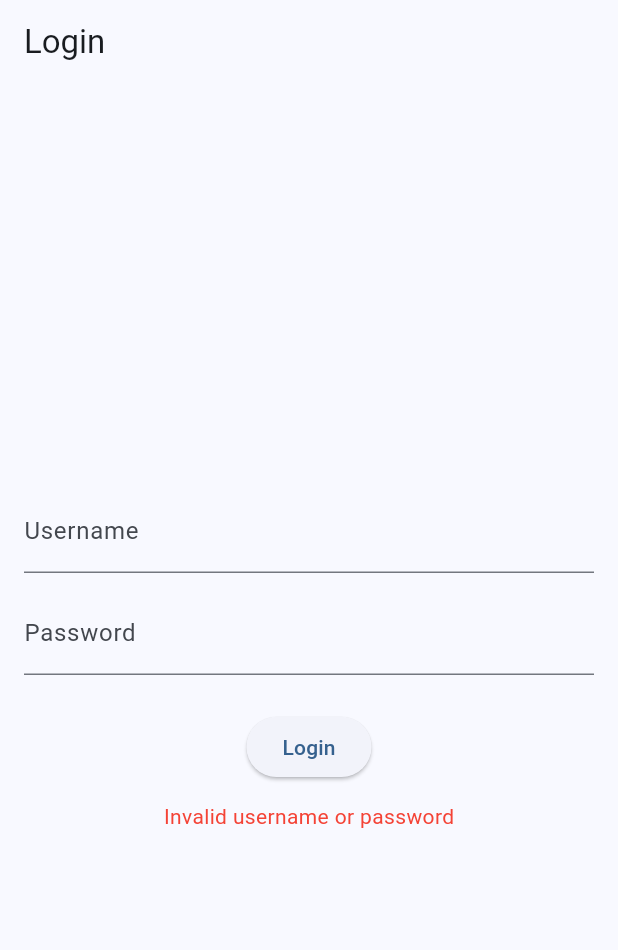
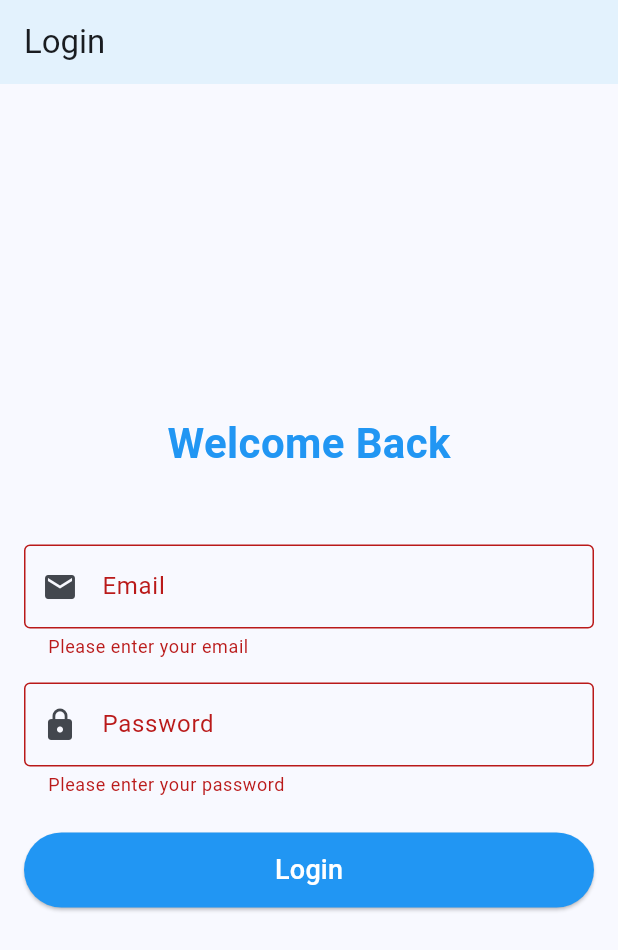
Before and after one commit to Aaron-53/patient_notify-app, a Flutter app: the screen it shows after launch, after a tap on "Login", on a phone screen of 412 x 824 dp. Shown: the top 950 px of the screen. Run offline on Flutter 3.47's test engine with Material 3 defaults, Android fonts, the phone set to English and light mode, and no system bars; our stand-ins replace dio, flutter_bloc, flutter_secure_storage, go_router; network calls fail.

Commit message:
added auth

```diff
--- /dev/null
+++ b/lib/bloc/auth/auth_bloc.dart
@@ -0,0 +1,87 @@
+import 'package:flutter_bloc/flutter_bloc.dart';
+import '../../services/auth_service.dart';
+import '../../models/auth_models.dart';
+import 'auth_event.dart';
+import 'auth_state.dart';
+
+class AuthBloc extends Bloc<AuthEvent, AuthState> {
+  final AuthService _authService;
+
+  AuthBloc({required AuthService authService})
+    : _authService = authService,
+      super(AuthInitial()) {
+    on<AuthStarted>(_onAuthTokenVerificationRequested);
+    on<AuthLoginRequested>(_onAuthLoginRequested);
+    on<AuthSignupRequested>(_onAuthSignupRequested);
+    on<AuthLogoutRequested>(_onAuthLogoutRequested);
+    on<AuthTokenVerificationRequested>(_onAuthTokenVerificationRequested);
+  }
+
+
+  Future<void> _onAuthLoginRequested(
+    AuthLoginRequested event,
+    Emitter<AuthState> emit,
+  ) async {
+    emit(AuthLoading());
+
+    try {
+      final userResponse = await _authService.login(
+        LoginRequest(email: event.email, password: event.password),
+      );
+
+      final user = User(id: userResponse.id, email: userResponse.email);
+      emit(AuthAuthenticated(user: user));
+    } catch (e) {
+      emit(AuthError(message: e.toString().replaceFirst('Exception: ', '')));
+    }
+  }
+
+  Future<void> _onAuthSignupRequested(
+    AuthSignupRequested event,
+    Emitter<AuthState> emit,
+  ) async {
+    emit(AuthLoading());
+
+    try {
+      final userResponse = await _authService.signup(
+        SignupRequest(email: event.email, password: event.password),
+      );
+
+      final user = User(id: userResponse.id, email: userResponse.email);
+      emit(AuthAuthenticated(user: user));
+    } catch (e) {
+      emit(AuthError(message: e.toString().replaceFirst('Exception: ', '')));
+    }
+  }
+
+  Future<void> _onAuthLogoutRequested(
+    AuthLogoutRequested event,
+    Emitter<AuthState> emit,
+  ) async {
+    await _authService.logout();
+    emit(AuthUnauthenticated());
+  }
+
+  Future<void> _onAuthTokenVerificationRequested(
+    AuthTokenVerification event,
+    Emitter<AuthState> emit,
+  ) async {
+    emit(AuthLoading());
+
+    try {
+      final isTokenValid = await _authService.verifyToken();
+      if (isTokenValid) {
+        final user = await _authService.getCurrentUser();
+        if (user != null) {
+          emit(AuthAuthenticated(user: user));
+        } else {
+          emit(AuthUnauthenticated());
+        }
+      } else {
+        emit(AuthUnauthenticated());
+      }
+    } catch (e) {
+      emit(AuthUnauthenticated());
+    }
+  }
+}
--- /dev/null
+++ b/lib/bloc/auth/auth_event.dart
@@ -0,0 +1,23 @@
+sealed class AuthEvent {}
+
+class AuthTokenVerification extends AuthEvent {}
+
+class AuthStarted extends AuthTokenVerification {}
+
+class AuthLoginRequested extends AuthEvent {
+  final String email;
+  final String password;
+
+  AuthLoginRequested({required this.email, required this.password});
+}
+
+class AuthSignupRequested extends AuthEvent {
+  final String email;
+  final String password;
+
+  AuthSignupRequested({required this.email, required this.password});
+}
+
+class AuthLogoutRequested extends AuthEvent {}
+
+class AuthTokenVerificationRequested extends AuthTokenVerification {}
--- /dev/null
+++ b/lib/bloc/auth/auth_state.dart
@@ -0,0 +1,21 @@
+import '../../models/auth_models.dart';
+
+abstract class AuthState {}
+
+class AuthInitial extends AuthState {}
+
+class AuthLoading extends AuthState {}
+
+class AuthAuthenticated extends AuthState {
+  final User user;
+
+  AuthAuthenticated({required this.user});
+}
+
+class AuthUnauthenticated extends AuthState {}
+
+class AuthError extends AuthState {
+  final String message;
+
+  AuthError({required this.message});
+}
--- /dev/null
+++ b/lib/config/env.dart
@@ -0,0 +1,14 @@
+class Environment {
+  // Backend API base URL - update this to match your backend server
+  static const String baseUrl = 'http://192.168.0.102:8000';
+
+  // API endpoints
+  static const String loginEndpoint = '/auth/login';
+  static const String signupEndpoint = '/auth/signup';
+  static const String verifyTokenEndpoint = '/auth/verify';
+
+  // Storage keys
+  static const String tokenKey = 'jwt_token';
+  static const String userIdKey = 'user_id';
+  static const String userEmailKey = 'user_email';
+}
--- a/lib/main.dart
+++ b/lib/main.dart
@@ -1,6 +1,8 @@
 import 'package:flutter/material.dart';
-import 'screens/login_screen.dart';
-import 'screens/welcome_screen.dart';
+import 'package:flutter_bloc/flutter_bloc.dart';
+import 'bloc/auth/auth_bloc.dart';
+import 'services/auth_service.dart';
+import 'router/app_router.dart';
 
 void main() {
   runApp(const MyApp());
@@ -11,15 +13,21 @@ class MyApp extends StatelessWidget {
 
   @override
   Widget build(BuildContext context) {
-    return MaterialApp(
-      debugShowCheckedModeBanner: false,
-      title: 'Patient Notifications',
-      theme: ThemeData(
-        colorScheme: ColorScheme.fromSeed(seedColor: Colors.blue),
-        useMaterial3: true,
+    final authService = AuthService();
+    final authBloc = AuthBloc(authService: authService);
+    final router = AppRouter.createRouter();
+
+    return BlocProvider(
+      create: (context) => authBloc,
+      child: MaterialApp.router(
+        debugShowCheckedModeBanner: false,
+        title: 'Patient Notifications',
+        theme: ThemeData(
+          colorScheme: ColorScheme.fromSeed(seedColor: Colors.blue),
+          useMaterial3: true,
+        ),
+        routerConfig: router,
       ),
-      // Always start on the LoginScreen for now
-      home: const LoginScreen(),
     );
   }
 }
--- /dev/null
+++ b/lib/models/auth_models.dart
@@ -0,0 +1,60 @@
+class LoginRequest {
+  final String email;
+  final String password;
+
+  LoginRequest({required this.email, required this.password});
+
+  Map<String, dynamic> toJson() {
+    return {'email': email, 'password': password};
+  }
+}
+
+class SignupRequest {
+  final String email;
+  final String password;
+
+  SignupRequest({required this.email, required this.password});
+
+  Map<String, dynamic> toJson() {
+    return {'email': email, 'password': password};
+  }
+}
+
+class UserResponse {
+  final String id;
+  final String email;
+  final String accessToken;
+
+  UserResponse({
+    required this.id,
+    required this.email,
+    required this.accessToken,
+  });
+
+  factory UserResponse.fromJson(Map<String, dynamic> json) {
+    return UserResponse(
+      id: json['id'],
+      email: json['email'],
+      accessToken: json['access_token'],
+    );
+  }
+
+  Map<String, dynamic> toJson() {
+    return {'id': id, 'email': email, 'access_token': accessToken};
+  }
+}
+
+class User {
+  final String id;
+  final String email;
+
+  User({required this.id, required this.email});
+
+  factory User.fromJson(Map<String, dynamic> json) {
+    return User(id: json['id'], email: json['email']);
+  }
+
+  Map<String, dynamic> toJson() {
+    return {'id': id, 'email': email};
+  }
+}
--- /dev/null
+++ b/lib/router/app_router.dart
@@ -0,0 +1,32 @@
+import 'package:flutter_bloc/flutter_bloc.dart';
+import 'package:go_router/go_router.dart';
+import '../screens/splash_screen.dart';
+import '../screens/login_screen.dart';
+import '../screens/welcome_screen.dart';
+import '../bloc/auth/auth_bloc.dart';
+import '../bloc/auth/auth_event.dart';
+
+class AppRouter {
+  static GoRouter createRouter() {
+    return GoRouter(
+      initialLocation: '/',
+      routes: [
+        GoRoute(
+          path: '/',
+          builder: (context, state) {
+            context.read<AuthBloc>().add(AuthStarted());
+            return const SplashScreen();
+          },
+        ),
+        GoRoute(
+          path: '/login',
+          builder: (context, state) => const LoginScreen(),
+        ),
+        GoRoute(
+          path: '/welcome',
+          builder: (context, state) => const WelcomeScreen(),
+        ),
+      ],
+    );
+  }
+}
--- a/lib/screens/login_screen.dart
+++ b/lib/screens/login_screen.dart
@@ -1,5 +1,9 @@
 import 'package:flutter/material.dart';
-import 'welcome_screen.dart';
+import 'package:flutter_bloc/flutter_bloc.dart';
+import 'package:go_router/go_router.dart';
+import '../bloc/auth/auth_bloc.dart';
+import '../bloc/auth/auth_event.dart';
+import '../bloc/auth/auth_state.dart';
 
 class LoginScreen extends StatefulWidget {
   const LoginScreen({super.key});
@@ -9,71 +13,125 @@ class LoginScreen extends StatefulWidget {
 }
 
 class _LoginScreenState extends State<LoginScreen> {
-  final TextEditingController _usernameController = TextEditingController();
+  final TextEditingController _emailController = TextEditingController();
   final TextEditingController _passwordController = TextEditingController();
+  final GlobalKey<FormState> _formKey = GlobalKey<FormState>();
 
-  bool _loginFailed = false;
+  @override
+  void dispose() {
+    _emailController.dispose();
+    _passwordController.dispose();
+    super.dispose();
+  }
 
   void _attemptLogin() {
-    // Simple fake login check
-    const String correctUsername = 'patient';
-    const String correctPassword = '1234';
-
-    if (_usernameController.text == correctUsername &&
-        _passwordController.text == correctPassword) {
-      // Password correct → navigate to WelcomeScreen
-      Navigator.pushReplacement(
-        context,
-        MaterialPageRoute(
-          builder: (context) => WelcomeScreen(
-            patientName: _usernameController.text,
-            patientAge: 42, // placeholder until backend is ready
-          ),
+    if (_formKey.currentState!.validate()) {
+      context.read<AuthBloc>().add(
+        AuthLoginRequested(
+          email: _emailController.text.trim(),
+          password: _passwordController.text,
         ),
       );
-    } else {
-      setState(() {
-        _loginFailed = true; // show error message
-      });
     }
   }
 
   @override
   Widget build(BuildContext context) {
     return Scaffold(
-      appBar: AppBar(title: const Text('Login')),
-      body: Padding(
+      appBar: AppBar(
+        title: const Text('Login'),
+        backgroundColor: Colors.blue.shade50,
+      ),
+      body: BlocListener<AuthBloc, AuthState>(
+        listener: (context, state) {
+          if (state is AuthAuthenticated) {
+            context.go('/welcome');
+          } else if (state is AuthError) {
+            ScaffoldMessenger.of(context).showSnackBar(
+              SnackBar(
+                content: Text(state.message),
+                backgroundColor: Colors.red,
+              ),
+            );
+          }
+        },
+        child: Padding(
           padding: const EdgeInsets.all(16.0),
+          child: Form(
+            key: _formKey,
             child: Column(
               mainAxisAlignment: MainAxisAlignment.center,
               children: [
-            TextField(
-              controller: _usernameController,
-              decoration: const InputDecoration(
-                labelText: 'Username',
+                const Text(
+                  'Welcome Back',
+                  style: TextStyle(
+                    fontSize: 28,
+                    fontWeight: FontWeight.bold,
+                    color: Colors.blue,
                   ),
                 ),
-            const SizedBox(height: 12),
-            TextField(
+                const SizedBox(height: 48),
+                TextFormField(
+                  controller: _emailController,
+                  decoration: const InputDecoration(
+                    labelText: 'Email',
+                    border: OutlineInputBorder(),
+                    prefixIcon: Icon(Icons.email),
+                  ),
+                  keyboardType: TextInputType.emailAddress,
+                  validator: (value) {
+                    if (value == null || value.isEmpty) {
+                      return 'Please enter your email';
+                    }
+                    if (!value.contains('@')) {
+                      return 'Please enter a valid email';
+                    }
+                    return null;
+                  },
+                ),
+                const SizedBox(height: 16),
+                TextFormField(
                   controller: _passwordController,
                   decoration: const InputDecoration(
                     labelText: 'Password',
+                    border: OutlineInputBorder(),
+                    prefixIcon: Icon(Icons.lock),
                   ),
                   obscureText: true,
+                  validator: (value) {
+                    if (value == null || value.isEmpty) {
+                      return 'Please enter your password';
+                    }
+                    return null;
+                  },
                 ),
                 const SizedBox(height: 24),
-            ElevatedButton(
-              onPressed: _attemptLogin,
-              child: const Text('Login'),
+                BlocBuilder<AuthBloc, AuthState>(
+                  builder: (context, state) {
+                    return SizedBox(
+                      width: double.infinity,
+                      height: 50,
+                      child: ElevatedButton(
+                        onPressed: state is AuthLoading ? null : _attemptLogin,
+                        style: ElevatedButton.styleFrom(
+                          backgroundColor: Colors.blue,
+                          foregroundColor: Colors.white,
                         ),
-            if (_loginFailed) ...[
-              const SizedBox(height: 12),
-              const Text(
-                'Invalid username or password',
-                style: TextStyle(color: Colors.red),
+                        child: state is AuthLoading
+                            ? const CircularProgressIndicator(
+                                color: Colors.white,
+                              )
+                            : const Text(
+                                'Login',
+                                style: TextStyle(fontSize: 18),
                               ),
-            ]
+                      ),
+                    );
+                  },
+                ),
               ],
+            ),
+          ),
         ),
       ),
     );
--- /dev/null
+++ b/lib/screens/splash_screen.dart
@@ -0,0 +1,50 @@
+import 'package:flutter/cupertino.dart';
+import 'package:flutter/material.dart';
+import 'package:flutter_bloc/flutter_bloc.dart';
+import 'package:go_router/go_router.dart';
+import '../bloc/auth/auth_bloc.dart';
+import '../bloc/auth/auth_state.dart';
+
+class SplashScreen extends StatelessWidget {
+  const SplashScreen({super.key});
+
+  @override
+  Widget build(BuildContext context) {
+    return BlocListener<AuthBloc, AuthState>(
+      listener: (context, state) {
+        if (state is AuthAuthenticated) {
+          // Navigate to welcome screen
+          context.go('/welcome');
+        } else if (state is AuthUnauthenticated || state is AuthError) {
+          // Navigate to login screen
+          context.go('/login');
+        }
+      },
+      child: const Scaffold(
+        backgroundColor: Colors.white,
+        body: Center(
+          child: Column(
+            mainAxisAlignment: MainAxisAlignment.center,
+            children: [
+              Text(
+                'Patient Notify',
+                style: TextStyle(
+                  fontSize: 28,
+                  fontWeight: FontWeight.bold,
+                  color: Colors.blue,
+                ),
+              ),
+              SizedBox(height: 48),
+              CupertinoActivityIndicator(radius: 20, color: Colors.blue),
+              SizedBox(height: 24),
+              Text(
+                'Verifying credentials...',
+                style: TextStyle(fontSize: 16, color: Colors.grey),
+              ),
+            ],
+          ),
+        ),
+      ),
+    );
+  }
+}
--- /dev/null
+++ b/lib/services/auth_service.dart
@@ -0,0 +1,146 @@
+import 'package:dio/dio.dart';
+import 'package:flutter_secure_storage/flutter_secure_storage.dart';
+import '../config/env.dart';
+import '../models/auth_models.dart';
+
+class AuthService {
+  final Dio _dio;
+  final FlutterSecureStorage _storage;
+
+  AuthService()
+    : _dio = Dio(
+        BaseOptions(
+          baseUrl: Environment.baseUrl,
+          connectTimeout: const Duration(seconds: 5),
+          receiveTimeout: const Duration(seconds: 3),
+          headers: {'Content-Type': 'application/json'},
+        ),
+      ),
+      _storage = const FlutterSecureStorage();
+
+  // Login user
+  Future<UserResponse> login(LoginRequest request) async {
+    try {
+      print("Logging in...");
+      final response = await _dio.post(
+        Environment.loginEndpoint,
+        data: request.toJson(),
+      );
+
+      if (response.statusCode == 200) {
+        final userResponse = UserResponse.fromJson(response.data);
+        await _saveUserData(userResponse);
+        return userResponse;
+      } else {
+        throw Exception('Login failed');
+      }
+    } on DioException catch (e) {
+      print(e);
+      if (e.response?.statusCode == 401) {
+        throw Exception('Invalid email or password');
+      } else {
+        throw Exception('Login failed: ${e.message}');
+      }
+    } catch (e) {
+      print(e);
+      throw Exception('Login failed: $e');
+    }
+  }
+
+  // Sign up user
+  Future<UserResponse> signup(SignupRequest request) async {
+    try {
+      final response = await _dio.post(
+        Environment.signupEndpoint,
+        data: request.toJson(),
+      );
+
+      if (response.statusCode == 200) {
+        final userResponse = UserResponse.fromJson(response.data);
+        await _saveUserData(userResponse);
+        return userResponse;
+      } else {
+        throw Exception('Signup failed');
+      }
+    } on DioException catch (e) {
+      if (e.response?.statusCode == 400) {
+        throw Exception('Email already registered');
+      } else {
+        throw Exception('Signup failed: ${e.message}');
+      }
+    } catch (e) {
+      throw Exception('Signup failed: $e');
+    }
+  }
+
+  // Verify JWT token
+  Future<bool> verifyToken() async {
+    try {
+      final token = await _storage.read(key: Environment.tokenKey);
+      if (token == null || token.isEmpty) return false;
+
+      final response = await _dio.get(
+        Environment.verifyTokenEndpoint,
+        options: Options(headers: {'Authorization': 'Bearer $token'}),
+      );
+
+      return response.statusCode == 200 && response.data['valid'] == true;
+    } on DioException catch (e) {
+      if (e.response?.statusCode == 401) {
+        // Token is invalid or expired, clear it
+        await logout();
+      }
+      return false;
+    } catch (e) {
+      return false;
+    }
+  }
+
+  // Get stored user data
+  Future<User?> getCurrentUser() async {
+    try {
+      final userId = await _storage.read(key: Environment.userIdKey);
+      final userEmail = await _storage.read(key: Environment.userEmailKey);
+
+      if (userId != null && userEmail != null) {
+        return User(id: userId, email: userEmail);
+      }
+      return null;
+    } catch (e) {
+      return null;
+    }
+  }
+
+  // Get stored token
+  Future<String?> getToken() async {
+    try {
+      return await _storage.read(key: Environment.tokenKey);
+    } catch (e) {
+      return null;
+    }
+  }
+
+  // Logout user
+  Future<void> logout() async {
+    try {
+      await _storage.delete(key: Environment.tokenKey);
+      await _storage.delete(key: Environment.userIdKey);
+      await _storage.delete(key: Environment.userEmailKey);
+    } catch (e) {
+      // Handle error if needed
+    }
+  }
+
+  // Save user data to secure storage
+  Future<void> _saveUserData(UserResponse userResponse) async {
+    await _storage.write(
+      key: Environment.tokenKey,
+      value: userResponse.accessToken,
+    );
+    await _storage.write(key: Environment.userIdKey, value: userResponse.id);
+    await _storage.write(
+      key: Environment.userEmailKey,
+      value: userResponse.email,
+    );
+  }
+}
```
Also changed, not shown: lib/screens/welcome_screen.dart (+51 -19 lines), pubspec.yaml (+5 -2 lines), pubspec.lock, 6 other files. Lines whose indentation alone changed are shown as unchanged.
